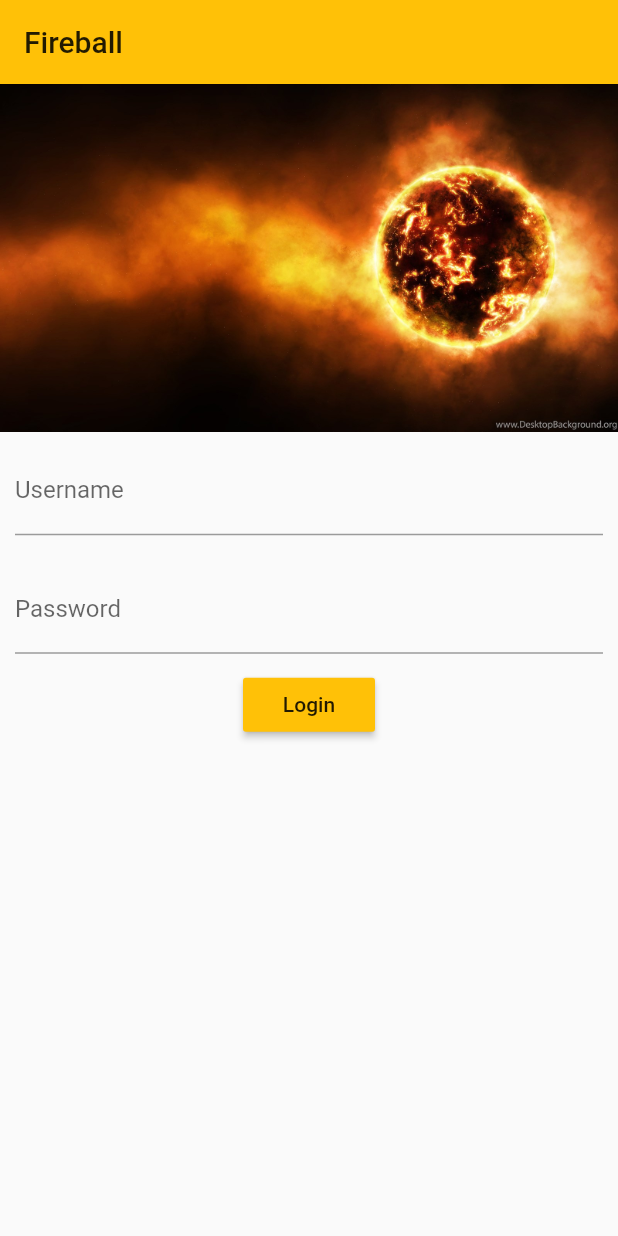
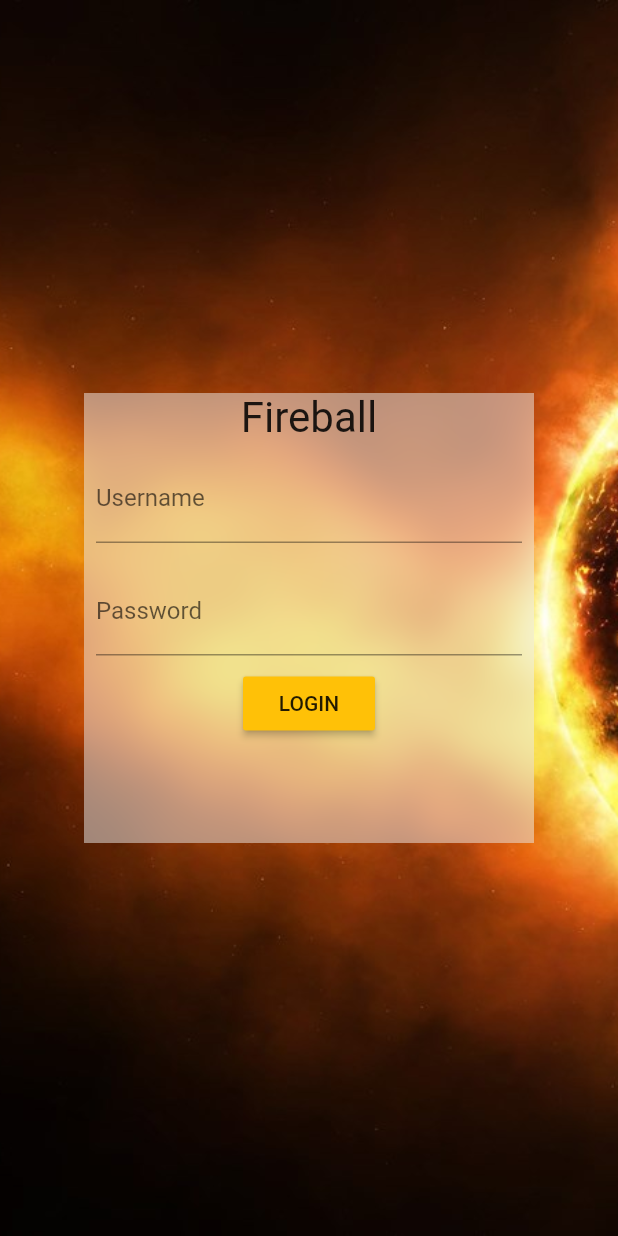
Before and after one commit to digitaldangal/fireball, a Flutter app: the screen it shows after launch, on a phone screen of 412 x 824 dp. Run offline on Flutter 3.47's test engine with Material 2 defaults, Android fonts, the phone set to English and light mode, and no system bars; our stand-ins replace sqflite; accounts and stored records are empty.

Commit message:
Trabajando con el control de usuario Autenticacion y login con sqlite.

```diff
--- a/lib/data/rest_data.dart
+++ b/lib/data/rest_data.dart
@@ -1,14 +1,22 @@
 import 'dart:async';
-
 import 'package:Fireball/models/user.dart';
 import 'package:Fireball/utils/network_util.dart';
 
 class RestData {
   NetworkUtil _netUtil = new NetworkUtil();
-  static final BASE_URL = "";
-  static final LOGIN_URL = BASE_URL + "/";
+  static final BASE_URL = "http://YOUR_BACKEND_IP/login_app_backend";
+  static final LOGIN_URL = BASE_URL + "/login.php";
+  static final _API_KEY = "somerandomkey";
 
   Future<User> login(String username, String password) {
-    return new Future.value(new User(username, password));
+    return _netUtil.post(LOGIN_URL, body: {
+      "token": _API_KEY,
+      "username": username,
+      "password": password
+    }).then((dynamic res) {
+      print(res.toString());
+      if(res["error"]) throw new Exception(res["error_msg"]);
+      return new User.map(res["user"]);
+    });
   }
 }
--- a/lib/main.dart
+++ b/lib/main.dart
@@ -1,21 +1,17 @@
+import 'package:Fireball/utils/routes.dart';
 import 'package:flutter/material.dart';
-import 'package:Fireball/pages/home_page.dart';
-import 'package:Fireball/pages/login/login_page.dart';
 
 void main() => runApp(new MyApp());
 
-final routes = {
-  '/login': (BuildContext context) => new LoginPage(),
-  '/home': (BuildContext context) => new HomePage(),
-  '/': (BuildContext context) => new LoginPage(),
-};
+class MyApp extends StatelessWidget {
 
-class MyApp extends StatelessWidget {
   @override
   Widget build(BuildContext context) {
     return new MaterialApp(
       title: 'Fireball',
-      theme: new ThemeData(primarySwatch: Colors.amber),
+      theme: new ThemeData(
+          primarySwatch: Colors.amber
+      ),
       routes: routes,
     );
   }
--- a/lib/pages/home_page.dart
+++ b/lib/pages/home_page.dart
@@ -1,5 +1,6 @@
 import 'package:flutter/material.dart';
 import 'package:Fireball/pages/new_page.dart';
+
 
 class HomePage extends StatefulWidget {
   @override
--- a/lib/pages/login/login_page.dart
+++ b/lib/pages/login/login_page.dart
@@ -1,50 +1,55 @@
+import 'package:Fireball/utils/auth.dart';
 import 'package:flutter/material.dart';
+import 'dart:ui';
 import 'package:Fireball/data/database_helper.dart';
 import 'package:Fireball/models/user.dart';
 import 'package:Fireball/pages/login/login_presenter.dart';
 
-const Color _kAppBackgroundColor = const Color(0xFF353662);
-const Duration _kScrollDuration = const Duration(milliseconds: 400);
-const Curve _kScrollCurve = Curves.fastOutSlowIn;
-
-const double _kAppBarMinHeight = 90.0;
-const double _kAppBarMidHeight = 256.0;
-
 class LoginPage extends StatefulWidget {
   @override
-  _LoginPageState createState() => new _LoginPageState();
+  State<StatefulWidget> createState() {
+    // TODO: implement createState
+    return new LoginPageState();
+  }
 }
 
-class _LoginPageState extends State<LoginPage> implements LoginPageContract {
+class LoginPageState extends State<LoginPage>
+    implements LoginScreenContract, AuthStateListener {
   BuildContext _ctx;
+
   bool _isLoading = false;
   final formKey = new GlobalKey<FormState>();
   final scaffoldKey = new GlobalKey<ScaffoldState>();
+  String _password, _username;
 
-  String _username, _password;
+  LoginScreenPresenter _presenter;
 
-  LoginPagePresenter _presenter;
-
-  _LoginPageState() {
-    _presenter = new LoginPagePresenter(this);
+  LoginPageState() {
+    _presenter = new LoginScreenPresenter(this);
+    var authStateProvider = new AuthStateProvider();
+    authStateProvider.subscribe(this);
   }
 
   void _submit() {
     final form = formKey.currentState;
 
     if (form.validate()) {
-      setState(() {
-        _isLoading = true;
-        form.save();
-        _presenter.doLogin(_username, _password);
-      });
+      setState(() => _isLoading = true);
+      form.save();
+      _presenter.doLogin(_username, _password);
     }
   }
 
   void _showSnackBar(String text) {
-    scaffoldKey.currentState.showSnackBar(new SnackBar(
-      content: new Text(text),
-    ));
+    scaffoldKey.currentState
+        .showSnackBar(new SnackBar(content: new Text(text)));
+  }
+
+  @override
+  onAuthStateChanged(AuthState state) {
+
+    if(state == AuthState.LOGGED_IN)
+      Navigator.of(_ctx).pushReplacementNamed("/home");
   }
 
   @override
@@ -52,74 +57,86 @@ class _LoginPageState extends State<LoginPage> implements LoginPageContract {
     _ctx = context;
     var loginBtn = new RaisedButton(
       onPressed: _submit,
-      child: new Text("Login"),
+      child: new Text("LOGIN"),
       color: Colors.amber,
     );
     var loginForm = new Column(
-      crossAxisAlignment: CrossAxisAlignment.center,
       children: <Widget>[
-        new Image(
-          image: new AssetImage("assets/img/fondo.jpg"),
-          fit: BoxFit.cover,
-          //color: Colors.black87,
-          colorBlendMode: BlendMode.darken,
-        ), //Imagen
+        new Text(
+          "Fireball",
+          textScaleFactor: 2.0,
+        ),
         new Form(
           key: formKey,
           child: new Column(
             children: <Widget>[
               new Padding(
-                padding: const EdgeInsets.all(10.0),
+                padding: const EdgeInsets.all(8.0),
                 child: new TextFormField(
                   onSaved: (val) => _username = val,
+                  validator: (val) {
+                    return val.length < 10
+                        ? "Username must have atleast 10 chars"
+                        : null;
+                  },
                   decoration: new InputDecoration(labelText: "Username"),
                 ),
               ),
               new Padding(
-                padding: const EdgeInsets.all(10.0),
+                padding: const EdgeInsets.all(8.0),
                 child: new TextFormField(
                   onSaved: (val) => _password = val,
                   decoration: new InputDecoration(labelText: "Password"),
-                ),//TextFormField
-              )//Padding
-            ],//<widget>
-          ),//Column
-        ),//Form
-        loginBtn
+                ),
+              ),
+            ],
+          ),
+        ),
+        _isLoading ? new CircularProgressIndicator() : loginBtn
       ],
+      crossAxisAlignment: CrossAxisAlignment.center,
     );
 
     return new Scaffold(
-      appBar: new AppBar(
-        title: new Text("Fireball"),
-      ),
+      appBar: null,
       key: scaffoldKey,
       body: new Container(
+        decoration: new BoxDecoration(
+          image: new DecorationImage(
+              image: new AssetImage("assets/img/fondo.jpg"),
+              fit: BoxFit.cover),
+        ),
         child: new Center(
-          child: loginForm,
+          child: new ClipRect(
+            child: new BackdropFilter(
+              filter: new ImageFilter.blur(sigmaX: 10.0, sigmaY: 10.0),
+              child: new Container(
+                child: loginForm,
+                height: 300.0,
+                width: 300.0,
+                decoration: new BoxDecoration(
+                    color: Colors.grey.shade200.withOpacity(0.5)),
+              ),
+            ),
+          ),
         ),
       ),
     );
   }
 
   @override
-  void onLoginError(String error) {
-    // TODO: implement onLoginError
-    _showSnackBar(error);
-    setState(() {
-      _isLoading = false;
-    });
+  void onLoginError(String errorTxt) {
+    _showSnackBar(errorTxt);
+    setState(() => _isLoading = false);
   }
 
   @override
   void onLoginSuccess(User user) async {
-    // TODO: implement onLoginSuccess
     _showSnackBar(user.toString());
-    setState(() {
-      _isLoading = false;
-    });
+    setState(() => _isLoading = false);
     var db = new DatabaseHelper();
     await db.saveUser(user);
-    Navigator.of(context).pushNamed("/home");
+    var authStateProvider = new AuthStateProvider();
+    authStateProvider.notify(AuthState.LOGGED_IN);
   }
 }
--- a/lib/pages/login/login_presenter.dart
+++ b/lib/pages/login/login_presenter.dart
@@ -1,20 +1,19 @@
 import 'package:Fireball/data/rest_data.dart';
 import 'package:Fireball/models/user.dart';
 
-abstract class LoginPageContract {
+abstract class LoginScreenContract {
   void onLoginSuccess(User user);
-  void onLoginError(String error);
+  void onLoginError(String errorTxt);
 }
 
-class LoginPagePresenter {
-  LoginPageContract _view;
+class LoginScreenPresenter {
+  LoginScreenContract _view;
   RestData api = new RestData();
-  LoginPagePresenter(this._view);
+  LoginScreenPresenter(this._view);
 
   doLogin(String username, String password) {
-    api
-        .login(username, password)
-        .then((user) => _view.onLoginSuccess(user))
-        .catchError((onError) => _view.onLoginError(onError));
+    api.login(username, password).then((User user) {
+      _view.onLoginSuccess(user);
+    }).catchError((Exception error) => _view.onLoginError(error.toString()));
   }
 }
--- /dev/null
+++ b/lib/utils/auth.dart
@@ -0,0 +1,42 @@
+import 'package:Fireball/data/database_helper.dart';
+
+enum AuthState{ LOGGED_IN, LOGGED_OUT }
+
+abstract class AuthStateListener {
+  void onAuthStateChanged(AuthState state);
+}
+class AuthStateProvider {
+  static final AuthStateProvider _instance = new AuthStateProvider.internal();
+
+  List<AuthStateListener> _subscribers;
+
+  factory AuthStateProvider() => _instance;
+  AuthStateProvider.internal() {
+    _subscribers = new List<AuthStateListener>();
+    initState();
+  }
+
+  void initState() async {
+    var db = new DatabaseHelper();
+    var isLoggedIn = await db.isLoggedIn();
+    if(isLoggedIn)
+      notify(AuthState.LOGGED_IN);
+    else
+      notify(AuthState.LOGGED_OUT);
+  }
+
+  void subscribe(AuthStateListener listener) {
+    _subscribers.add(listener);
+  }
+
+  void dispose(AuthStateListener listener) {
+    for(var l in _subscribers) {
+      if(l == listener)
+        _subscribers.remove(l);
+    }
+  }
+
+  void notify(AuthState state) {
+    _subscribers.forEach((AuthStateListener s) => s.onAuthStateChanged(state));
+  }
+}
--- a/pubspec.yaml
+++ b/pubspec.yaml
@@ -4,11 +4,12 @@ description: A new Flutter project.
 dependencies:
   flutter:
     sdk: flutter
+  fluro: "^1.2.1"
 
   # The following adds the Cupertino Icons font to your application.
   # Use with the CupertinoIcons class for iOS style icons.
   cupertino_icons: ^0.1.0
-  sqflite: any
+  sqflite: ^0.7.1
   path_provider: ^0.4.0
 
 dev_dependencies:
```
Also changed, not shown: lib/data/database_helper.dart (+16 -11 lines), lib/pages/about_page.dart (added, +22 -0 lines), lib/utils/network_util.dart (+26 -2 lines), lib/utils/routes.dart (added, +9 -0 lines), lib/models/user.dart (line endings or trailing spaces), lib/pages/friends/friends.dart (deleted), lib/pages/friends/friends_page.dart (added), lib/pages/game/game.dart (deleted), lib/pages/game/game_page.dart (added), lib/pages/setting/setting.dart (deleted), lib/pages/setting/setting_page.dart (added), pubspec.lock, 1 other file.
